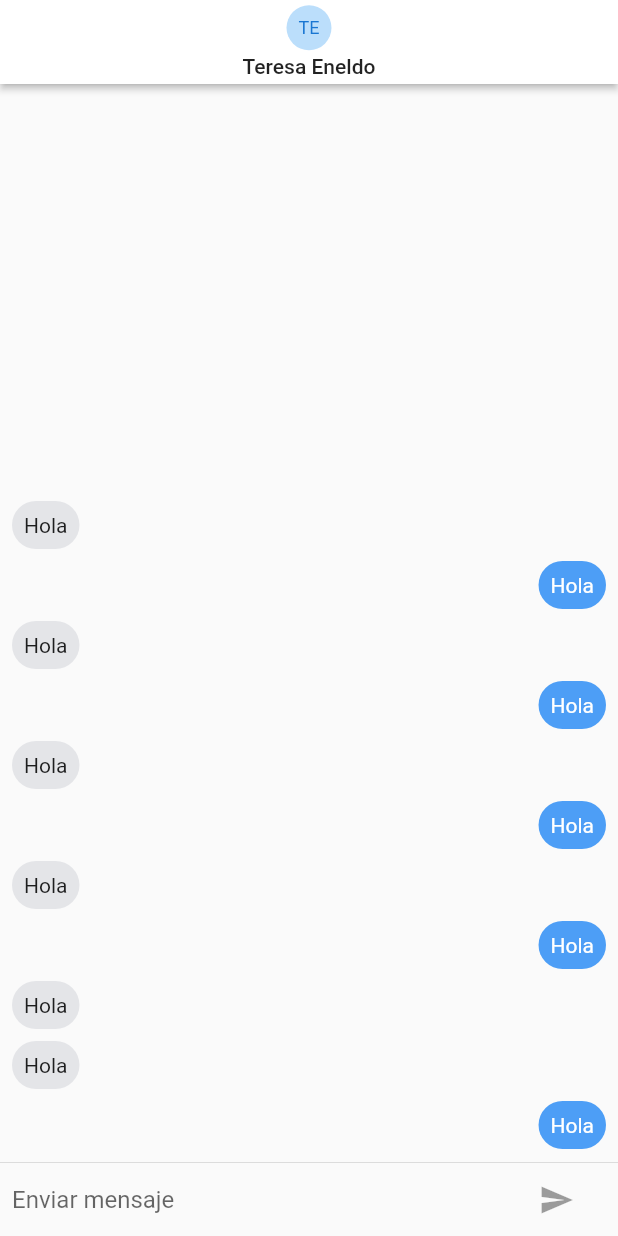
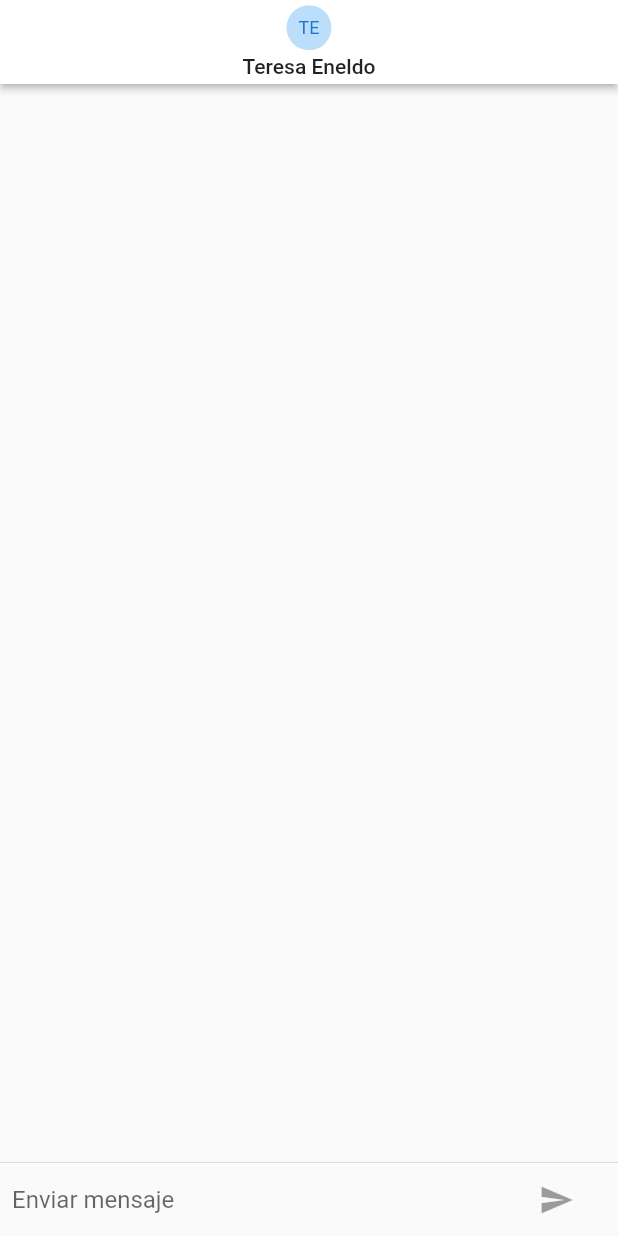
Before and after one commit to AlanCasasArevalo/Flutter_Chat_app, a Flutter app: the screen it shows after launch, on a phone screen of 412 x 824 dp. Run offline on Flutter 3.47's test engine with Material 2 defaults, Android fonts, the phone set to English and light mode, and no system bars; our stand-ins replace pull_to_refresh.

Commit message:
[FEATURE][CHAT PAGE] * Chat with animation was added

```diff
--- a/lib/pages/chat_page.dart
+++ b/lib/pages/chat_page.dart
@@ -11,24 +11,12 @@ class ChatPage extends StatefulWidget {
   _ChatPageState createState() => _ChatPageState();
 }
 
-class _ChatPageState extends State<ChatPage> {
+class _ChatPageState extends State<ChatPage> with TickerProviderStateMixin {
   TextEditingController _textEditingController = TextEditingController();
   FocusNode _focusNode = FocusNode();
   bool _isEditing = false;
 
-  List<ChatMessage> _messages = [
-    ChatMessage(uid: '123', message: 'Hola',),
-    ChatMessage(uid: '125', message: 'Hola',),
-    ChatMessage(uid: '133', message: 'Hola',),
-    ChatMessage(uid: '123', message: 'Hola',),
-    ChatMessage(uid: '23', message: 'Hola',),
-    ChatMessage(uid: '123', message: 'Hola',),
-    ChatMessage(uid: '23', message: 'Hola',),
-    ChatMessage(uid: '123', message: 'Hola',),
-    ChatMessage(uid: '23', message: 'Hola',),
-    ChatMessage(uid: '123', message: 'Hola',),
-    ChatMessage(uid: '23', message: 'Hola',),
-  ];
+  List<ChatMessage> _messages = [];
 
   @override
   Widget build(BuildContext context) {
@@ -106,11 +94,20 @@ class _ChatPageState extends State<ChatPage> {
   }
 
   _handleSubmit(String value) {
+    if (value.trim().isEmpty) {
+      return;
+    }
+
     _focusNode.requestFocus();
     _textEditingController.clear();
 
-    final newMessage = ChatMessage(uid: '123', message: value,);
+    final newMessage = ChatMessage(
+      uid: '123',
+      message: value,
+      animationController: AnimationController(vsync: this, duration: Duration(milliseconds: 400)),
+    );
     _messages.insert(0, newMessage);
+    newMessage.animationController.forward();
 
     setState(() {
       _isEditing = false;
```
